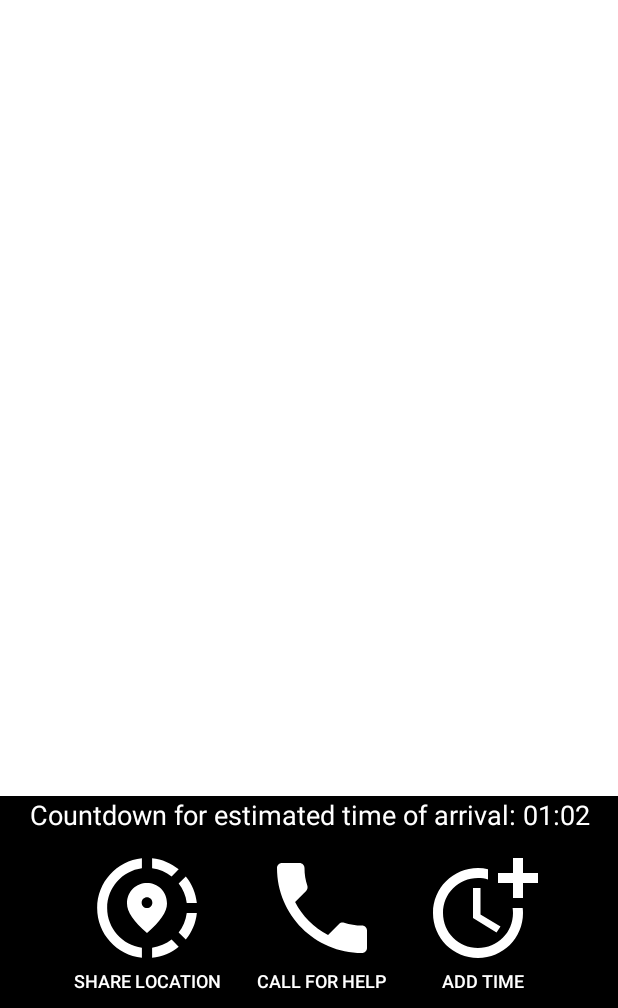
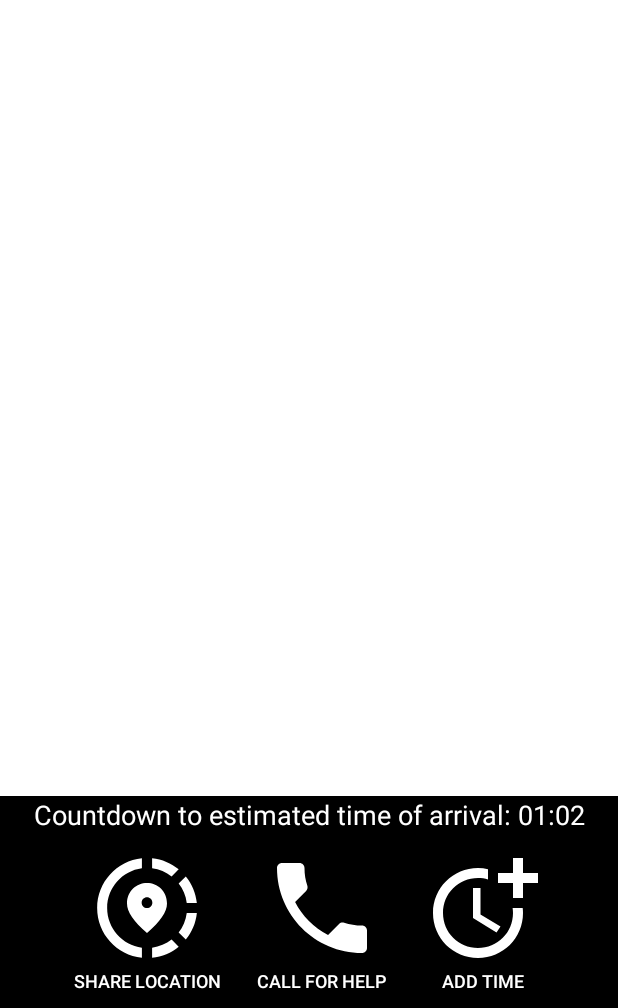
Before and after one commit to XinyuLiu5566/CS465-Project, an Android app: the screen it shows after launch (MapsActivity), on a phone screen of 412 x 824 dp, the part 228-1236 px from its top. Run offline under Robolectric (Android 15) with nearby library versions, the light colour scheme and no system bars.

Commit message:
Change wording

```diff
--- a/app/src/main/java/com/example/cs465project/MapsActivity.java
+++ b/app/src/main/java/com/example/cs465project/MapsActivity.java
@@ -70,7 +70,7 @@ public class MapsActivity extends FragmentActivity implements OnMapReadyCallback
                 while (secondsRemaining.length() < 2) {
                     secondsRemaining = "0" + secondsRemaining;
                 }
-                timeText.setText("Countdown for estimated time of arrival: " + minutesRemaining + ":" + secondsRemaining);
+                timeText.setText("Countdown to estimated time of arrival: " + minutesRemaining + ":" + secondsRemaining);
             }
 
             public void onFinish() {
```
